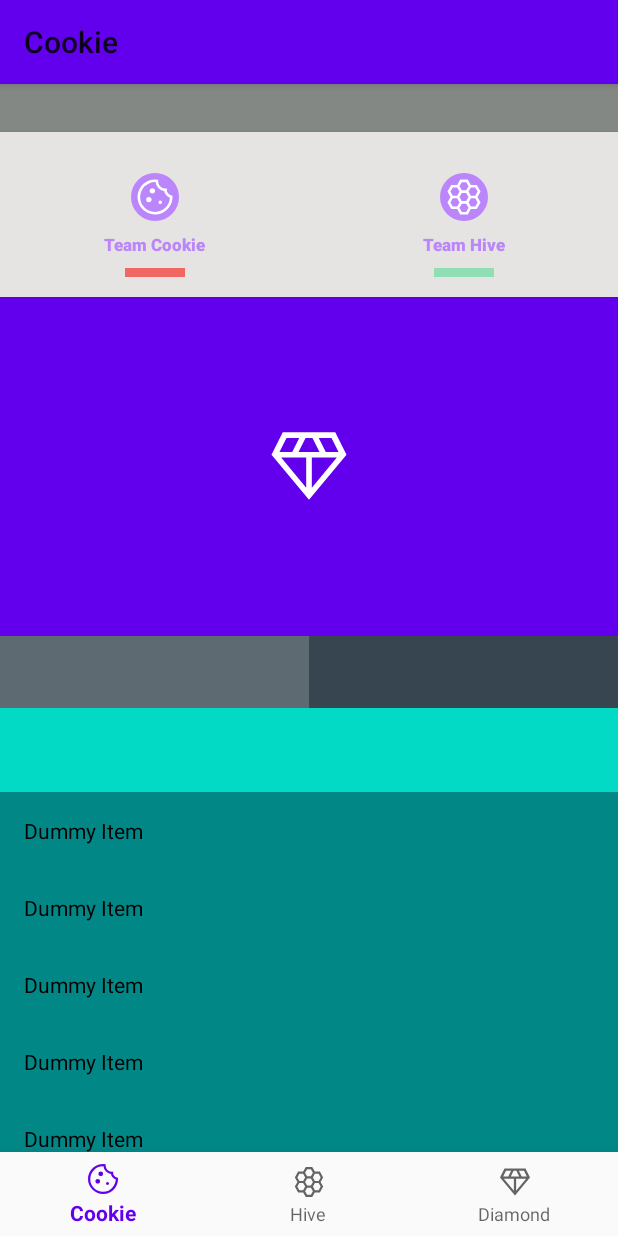
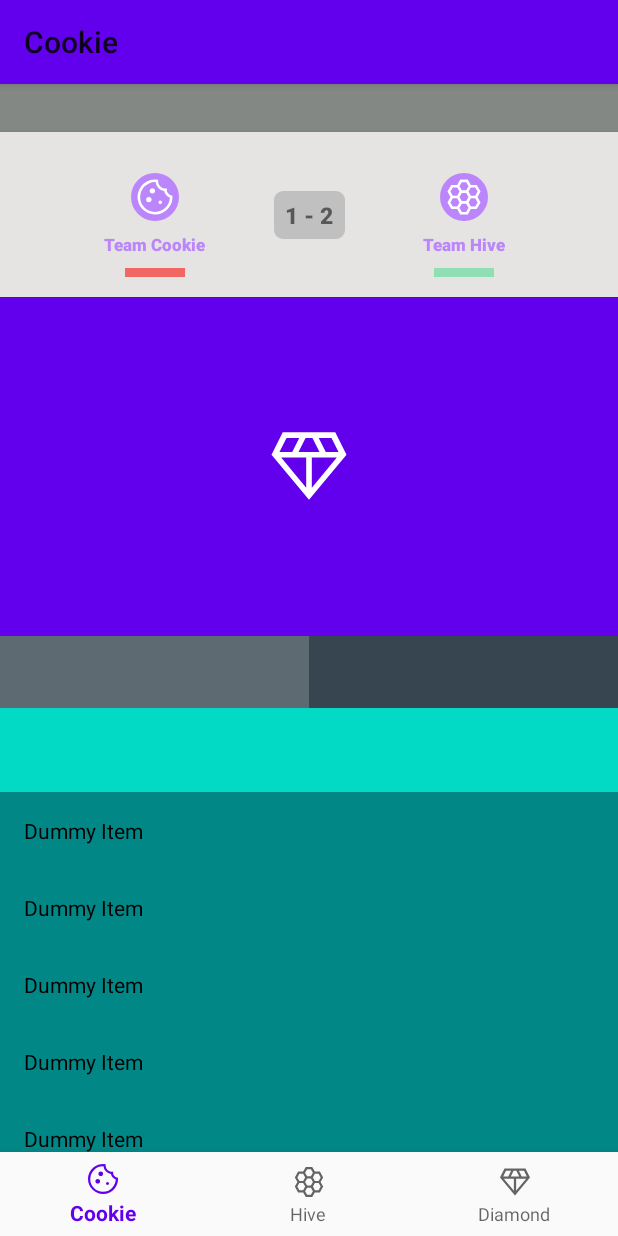
Before and after one commit to benoithebrard/MatchMotionLayout, an Android app: the screen it shows after launch (MainActivity), on a phone screen of 412 x 824 dp. Run offline under Robolectric (Android 15) with nearby library versions, the phone set to English and light mode, and no system bars; our stand-ins replace data binding, navigation-ui.

Commit message:
finished demo

```diff
--- /dev/null
+++ b/app/src/main/res/drawable/score_background.xml
@@ -0,0 +1,4 @@
+<shape xmlns:android="http://schemas.android.com/apk/res/android">
+    <solid android:color="@color/no_man_grey_300" />
+    <corners android:radius="6dp" />
+</shape>
--- a/app/src/main/res/layout/fragment_football.xml
+++ b/app/src/main/res/layout/fragment_football.xml
@@ -115,6 +115,23 @@
             app:layout_constraintStart_toEndOf="@id/guideline_middle_horizontal"
             app:layout_constraintTop_toBottomOf="@id/second_team_name" />
 
+        <TextView
+            android:id="@+id/match_score"
+            android:layout_width="wrap_content"
+            android:layout_height="wrap_content"
+            android:background="@drawable/score_background"
+            android:elevation="1dp"
+            android:fontFamily="sans-serif-black"
+            android:gravity="center"
+            android:minWidth="47dp"
+            android:minHeight="32dp"
+            android:text="1 - 2"
+            android:textSize="15sp"
+            app:layout_constraintBottom_toTopOf="@id/guideline_header_bottom"
+            app:layout_constraintEnd_toEndOf="parent"
+            app:layout_constraintStart_toStartOf="parent"
+            app:layout_constraintTop_toBottomOf="@id/top_info_banner" />
+
         <androidx.constraintlayout.widget.Guideline
             android:id="@+id/guideline_header_bottom"
             android:layout_width="wrap_content"
@@ -145,7 +162,7 @@
 
         </FrameLayout>
 
-        <View
+        <FrameLayout
             android:id="@+id/primary_tab_layout"
             android:layout_width="match_parent"
             android:layout_height="48dp"
--- a/app/src/main/res/xml/football_collapsing_animation_scene.xml
+++ b/app/src/main/res/xml/football_collapsing_animation_scene.xml
@@ -122,9 +122,10 @@
             android:id="@id/first_team_icon"
             android:layout_width="20dp"
             android:layout_height="20dp"
+            android:layout_marginEnd="12dp"
             android:padding="1dp"
             motion:layout_constraintBottom_toTopOf="@id/guideline_header_bottom"
-            motion:layout_constraintEnd_toStartOf="@id/guideline_middle_horizontal"
+            motion:layout_constraintEnd_toStartOf="@id/match_score"
             motion:layout_constraintHorizontal_bias="1"
             motion:layout_constraintStart_toStartOf="parent"
             motion:layout_constraintTop_toBottomOf="@id/top_info_banner" />
@@ -133,11 +134,12 @@
             android:id="@id/second_team_icon"
             android:layout_width="20dp"
             android:layout_height="20dp"
+            android:layout_marginStart="12dp"
             android:padding="1dp"
             motion:layout_constraintBottom_toTopOf="@id/guideline_header_bottom"
             motion:layout_constraintEnd_toEndOf="parent"
             motion:layout_constraintHorizontal_bias="0"
-            motion:layout_constraintStart_toEndOf="@id/guideline_middle_horizontal"
+            motion:layout_constraintStart_toEndOf="@id/match_score"
             motion:layout_constraintTop_toBottomOf="@id/top_info_banner" />
 
         <Constraint
```
